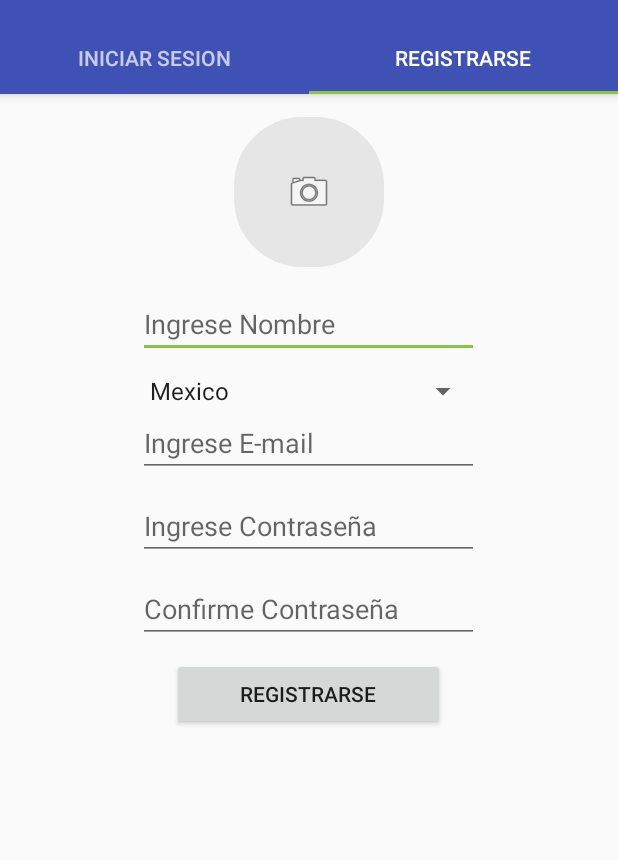
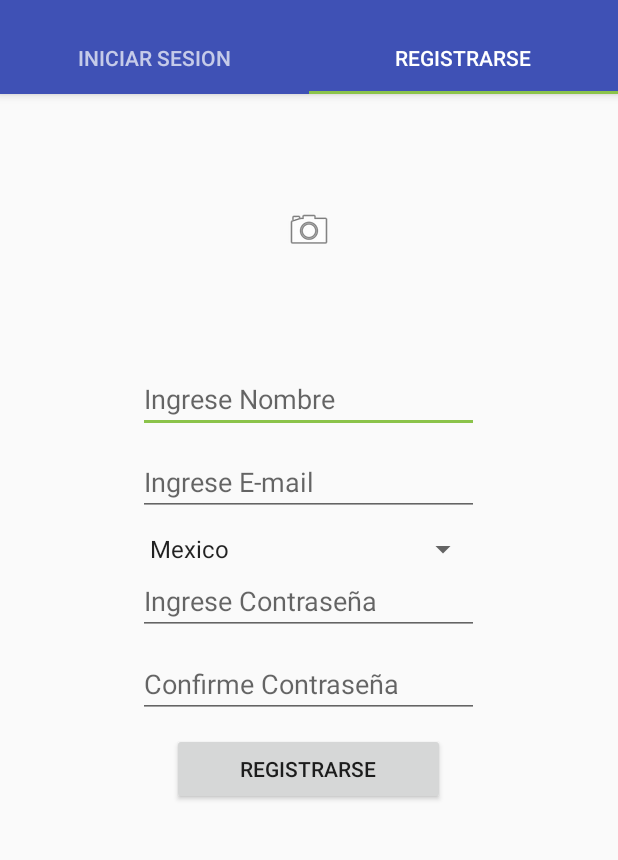
Before and after one commit to Memo28/Xplora, an Android app: the screen it shows after launch (MainActivity), tab 2 chosen, on a phone screen of 412 x 824 dp, the part 74-934 px from its top. Run offline under Robolectric (Android 15) with nearby library versions, the phone set to English and light mode, and no system bars; our stand-ins replace Firebase (no records; nobody signed in at launch, a user with empty details on screens opened directly), Picasso; libraries missing offline, so code that uses them is left out: jp.wasabeef.picasso; 1 statement that could not run was skipped.

Commit message:
Imagen cargada en view con Picasso

```diff
--- a/app/build.gradle
+++ b/app/build.gradle
@@ -28,6 +28,8 @@ dependencies {
     compile 'com.android.support:design:26.+'
     compile 'com.android.support:support-v4:26.+'
     compile 'com.google.firebase:firebase-auth:10.2.1'
+    compile 'com.squareup.picasso:picasso:2.5.2'
+    compile 'jp.wasabeef:picasso-transformations:2.1.2'
     testCompile 'junit:junit:4.12'
 }
 apply plugin: 'com.google.gms.google-services'
--- a/app/src/main/AndroidManifest.xml
+++ b/app/src/main/AndroidManifest.xml
@@ -3,6 +3,7 @@
     package="com.example.memovaradegante.xploraapp">
 
     <uses-permission android:name="android.permission.INTERNET"/>
+    <uses-permission android:name="android.permission.READ_EXTERNAL_STORAGE"/>
 
     <application
         android:allowBackup="true"
--- a/app/src/main/java/com/example/memovaradegante/xploraapp/RegisterFragment.java
+++ b/app/src/main/java/com/example/memovaradegante/xploraapp/RegisterFragment.java
@@ -1,7 +1,11 @@
 package com.example.memovaradegante.xploraapp;
 
+import android.app.Activity;
 import android.app.ProgressDialog;
 import android.content.Context;
+import android.content.Intent;
+import android.graphics.Bitmap;
+import android.graphics.BitmapFactory;
 import android.net.Uri;
 import android.os.Bundle;
 import android.support.annotation.NonNull;
@@ -24,11 +28,19 @@ import com.google.android.gms.tasks.OnCompleteListener;
 import com.google.android.gms.tasks.Task;
 import com.google.firebase.auth.AuthResult;
 import com.google.firebase.auth.FirebaseAuth;
+import com.squareup.picasso.Picasso;
 
+import java.io.FileNotFoundException;
+import java.io.InputStream;
 import java.util.ArrayList;
 import java.util.Collections;
 import java.util.Locale;
 import java.util.concurrent.Executor;
+
+import jp.wasabeef.picasso.transformations.CropCircleTransformation;
+
+import static android.app.Activity.RESULT_OK;
+import static android.content.Context.ACTIVITY_SERVICE;
 
 public class RegisterFragment extends Fragment implements View.OnClickListener {
 
@@ -43,6 +55,8 @@ public class RegisterFragment extends Fragment implements View.OnClickListener {
     private ProgressDialog progressDialog;
 
     private FirebaseAuth firebaseAuth;
+
+    private static final int GALLERY_INTENT = 1;
 
 
 
@@ -69,6 +83,8 @@ public class RegisterFragment extends Fragment implements View.OnClickListener {
         btnRegister = (Button) getView().findViewById(R.id.buttonRegister);
         spinnerCountry = (Spinner) getView().findViewById(R.id.spinnerCountry);
         imageButtonPhoto = (ImageButton) getView().findViewById(R.id.imageButtonPhotoRegister);
+        Picasso.with(getActivity()).load(R.drawable.camera_profile)
+                .transform(new CropCircleTransformation()).fit().into(imageButtonPhoto);
 
 
         //Obtenemos los paises para el Spinner
@@ -142,8 +158,36 @@ public class RegisterFragment extends Fragment implements View.OnClickListener {
             registerUser();
         }
         if (view == imageButtonPhoto){
-            Log.e("Correc","OK");
+            Intent intent = new Intent(Intent.ACTION_PICK);
+            intent.setType("image/*");
+            startActivityForResult(intent,GALLERY_INTENT);
         }
 
     }
+
+    @Override
+    public void onActivityResult(int requestCode, int resultCode, Intent data) {
+        //super.onActivityResult(requestCode, resultCode, data);
+        if(requestCode == GALLERY_INTENT ) {
+            Log.d("test1", "Gallery");
+            if (resultCode == Activity.RESULT_OK) {
+                Log.d("test1", "Result_OK");
+                Uri uri = data.getData();
+                Picasso.with(getActivity()).load(uri)
+                        .transform(new CropCircleTransformation()).fit().into(imageButtonPhoto);
+
+            /*    InputStream inputStream;
+
+            try {
+                inputStream = getActivity().getContentResolver().openInputStream(uri);
+                Bitmap image = BitmapFactory.decodeStream(inputStream);
+                imageButtonPhoto.setImageBitmap(image);
+            } catch (FileNotFoundException e) {
+                e.printStackTrace();
+                // show a message to the user indictating that the image is unavailable.
+                Toast.makeText(getContext(),"No se pudo abrir la imagen",Toast.LENGTH_LONG).show();
+            }*/
+            }
+        }
+    }
 }
--- a/app/src/main/res/layout/fragment_register.xml
+++ b/app/src/main/res/layout/fragment_register.xml
@@ -17,11 +17,11 @@
 
         <ImageButton
             android:id="@+id/imageButtonPhotoRegister"
-            android:layout_width="100dp"
-            android:layout_height="100dp"
+            android:layout_width="150dp"
+            android:layout_height="150dp"
             android:layout_gravity="center"
             android:layout_margin="15dp"
-            android:background="@drawable/roundcorner"
+            android:background="@null"
             android:layout_weight="0.81"
             app:srcCompat="@android:drawable/ic_menu_camera" />
 
@@ -35,13 +35,6 @@
             android:hint="@string/name"
             android:inputType="textPersonName" />
 
-        <Spinner
-            android:layout_gravity="center"
-            android:id="@+id/spinnerCountry"
-            android:layout_width="227dp"
-            android:layout_height="wrap_content"
-            />
-
         <EditText
             android:id="@+id/editTextEmailRegister"
             android:layout_width="227dp"
@@ -51,6 +44,12 @@
             android:layout_marginBottom="10dp"
             android:hint="@string/address"
             android:inputType="textEmailAddress" />
+
+        <Spinner
+            android:id="@+id/spinnerCountry"
+            android:layout_width="227dp"
+            android:layout_height="wrap_content"
+            android:layout_gravity="center" />
 
         <EditText
             android:id="@+id/editTextPswRegister"
```
Also changed, not shown: app/src/main/java/com/example/memovaradegante/xploraapp/MainActivity.java (+11 -7 lines), app/src/main/res/drawable/camera_profile.png (added).
